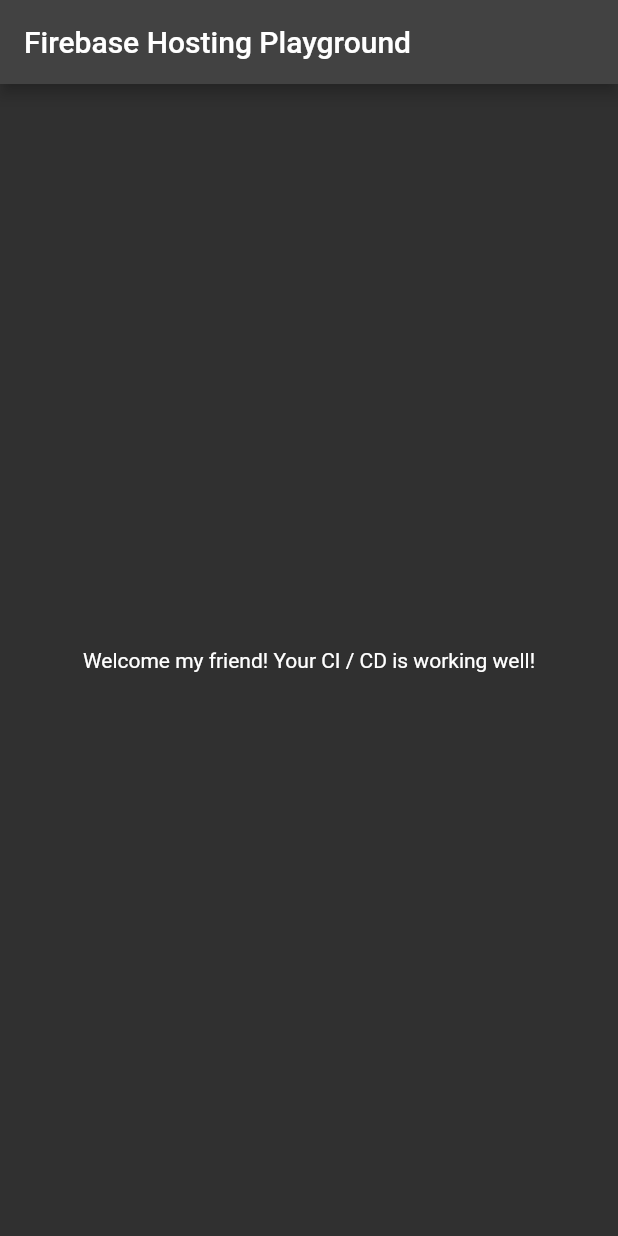
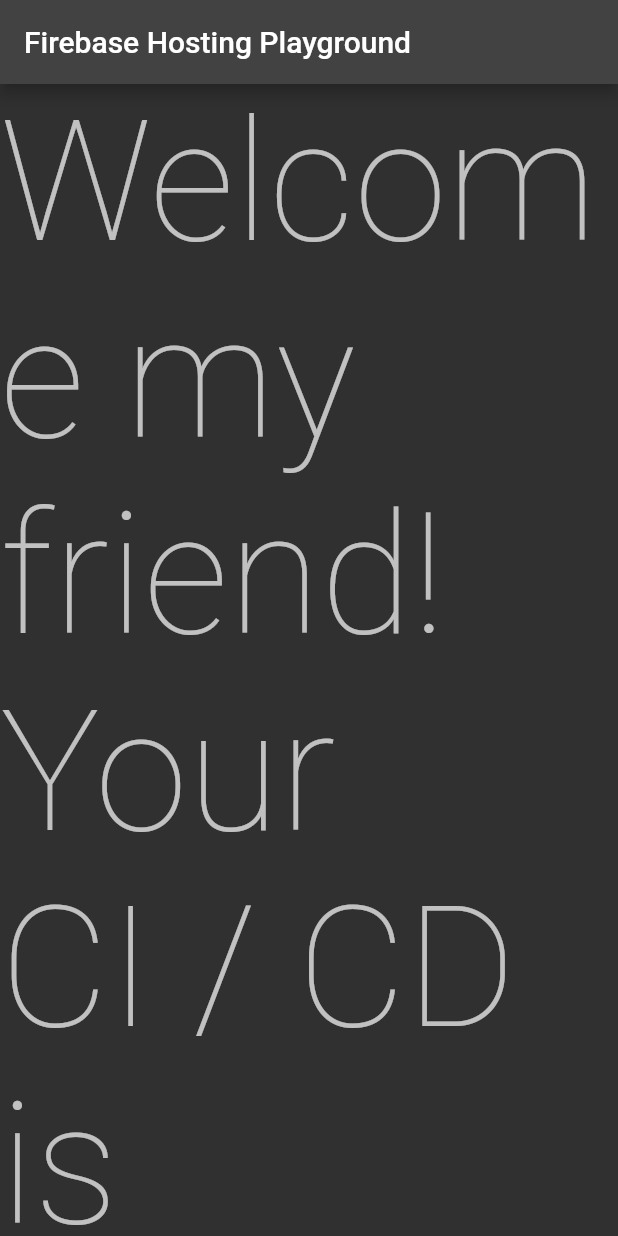
Before and after one commit to joaovictorgarcia10/FirebaseHostingPlayground, a Flutter app: the screen it shows after launch, on a phone screen of 412 x 824 dp. Run offline on Flutter 3.47's test engine with Material 2 defaults, Android fonts, the phone set to English and light mode, and no system bars.

Commit message:
ajuste na home

```diff
--- a/lib/src/app.dart
+++ b/lib/src/app.dart
@@ -10,7 +10,8 @@
     return MaterialApp(
       title: 'Flutter Demo',
       theme: ThemeData(
-        primarySwatch: Colors.red,
+        primarySwatch: Colors.purple,
+        primaryColor: Colors.purple,
         brightness: Brightness.dark,
       ),
       home: const HomePage(),
--- a/lib/src/home/home_page.dart
+++ b/lib/src/home/home_page.dart
@@ -14,8 +14,11 @@
       appBar: AppBar(
         title: const Text('Firebase Hosting Playground'),
       ),
-      body: const Center(
-        child: Text("Welcome my friend! Your CI / CD is working well!"),
+      body: Center(
+        child: Text(
+          "Welcome my friend! Your CI / CD is working well!",
+          style: Theme.of(context).textTheme.headline1,
+        ),
       ),
     );
   }
```
